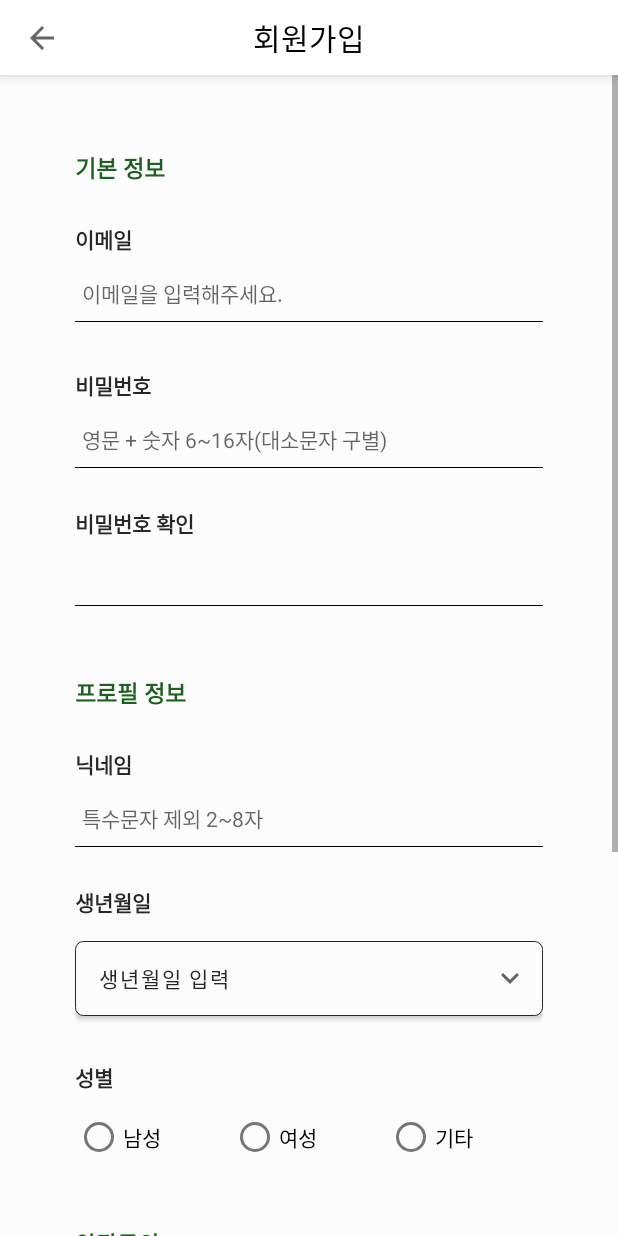
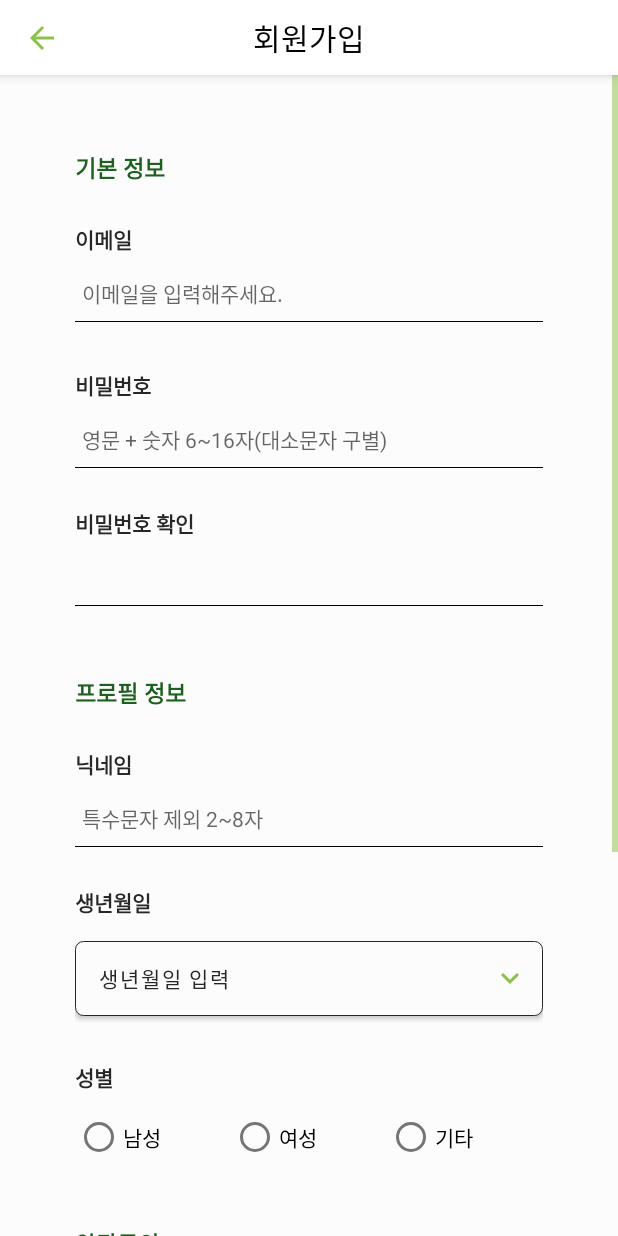
Before and after one commit to pachuho/myCloset, an Android app: the SignUpEmailActivity screen opened directly, with no data from a screen before it, on a phone screen of 412 x 824 dp. Run offline under Robolectric (Android 15) with nearby library versions, the light colour scheme and no system bars.

Commit message:
complete dialog + color

```diff
--- a/app/src/main/java/com/example/mycloset/SignUpEmailActivity.kt
+++ b/app/src/main/java/com/example/mycloset/SignUpEmailActivity.kt
@@ -155,6 +155,7 @@ class SignUpEmailActivity : AppCompatActivity(){
                     day.wrapSelectorWheel = false
                 } else {
                     month.wrapSelectorWheel = true
+                    month.maxValue = 12
                     when(newVal) {
                         1, 3, 5, 7, 8, 10, 12 -> day.maxValue = 31
                         2 -> day.maxValue = 28
@@ -200,34 +201,6 @@ class SignUpEmailActivity : AppCompatActivity(){
             dialog.show()
         }
 
-
-
-//        btn_birth.setOnClickListener{
-//            // 생년월일
-//            val c : Calendar = Calendar.getInstance()
-//            val year = c.get(Calendar.YEAR)
-//            val month = c.get(Calendar.MONTH)
-//            val day = c.get(Calendar.DAY_OF_MONTH)
-//            val dpd = DatePickerDialog(this,DatePickerDialog.OnDateSetListener { view, year, monthOfYear, dayOfMonth ->
-//
-//                // Display Selected date in textbox
-//                btn_birth.setText("${year}년 ${monthOfYear - 1}월 ${dayOfMonth}일")
-//
-//            }, year, month, day)
-//
-//            dpd.show()
-//        }
-
-//        et_birthday.addTextChangedListener(object : TextWatcher {
-//            override fun beforeTextChanged(p0: CharSequence?, p1: Int, p2: Int, p3: Int) {}
-//
-//            override fun onTextChanged(p0: CharSequence?, p1: Int, p2: Int, p3: Int) {}
-//
-//            override fun afterTextChanged(p0: Editable?) {
-//                addHelper(et_birthday.length() > 1 && !et_birthday.text.matches(symbolBirthday.toRegex()), ll_birthday, "생년월일을 다시 확인 해주세요")
-//            }
-//        })
-
     }
 
     // 툴바 뒤로 가기 클릭 시
--- a/app/src/main/res/layout/dialog_datepicker.xml
+++ b/app/src/main/res/layout/dialog_datepicker.xml
@@ -19,7 +19,8 @@
             <NumberPicker
                 android:id="@+id/np_year"
                 android:layout_width="wrap_content"
-                android:layout_height="200dp"/>
+                android:layout_height="200dp"
+                />
             <View
                 android:layout_width="20dp"
                 android:layout_height="match_parent"/>
--- a/app/src/main/res/values-night/themes.xml
+++ b/app/src/main/res/values-night/themes.xml
@@ -12,10 +12,8 @@
         <!-- Status bar color. -->
         <item name="android:statusBarColor" tools:targetApi="l">?attr/colorPrimaryVariant</item>
         <!-- Customize your theme here. -->
-        <item name="android:datePickerStyle">@style/MyDatePicker</item>
+        <item name="colorControlNormal">@color/greenWhite</item>
     </style>
 
-    <style name="MyDatePicker" parent="android:Widget.Material.Light.DatePicker">
-        <item name="android:datePickerMode">spinner</item>
-    </style>
+
 </resources>
--- a/app/src/main/res/values/themes.xml
+++ b/app/src/main/res/values/themes.xml
@@ -12,10 +12,6 @@
         <!-- Status bar color. -->
         <item name="android:statusBarColor" tools:targetApi="l">?attr/colorPrimaryVariant</item>
         <!-- Customize your theme here. -->
-        <item name="android:datePickerStyle">@style/MyDatePicker</item>
-    </style>
-
-    <style name="MyDatePicker" parent="android:Widget.Material.Light.DatePicker">
-        <item name="android:datePickerMode">spinner</item>
+        <item name="colorControlNormal">@color/greenWhite</item>
     </style>
 </resources>
```
